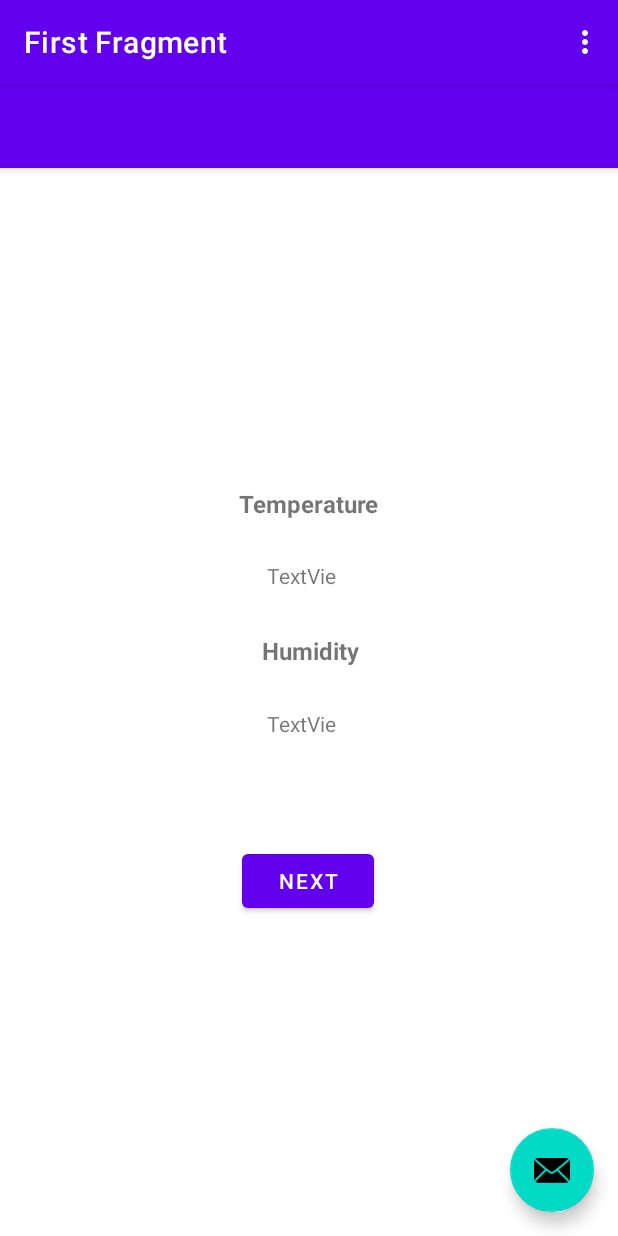
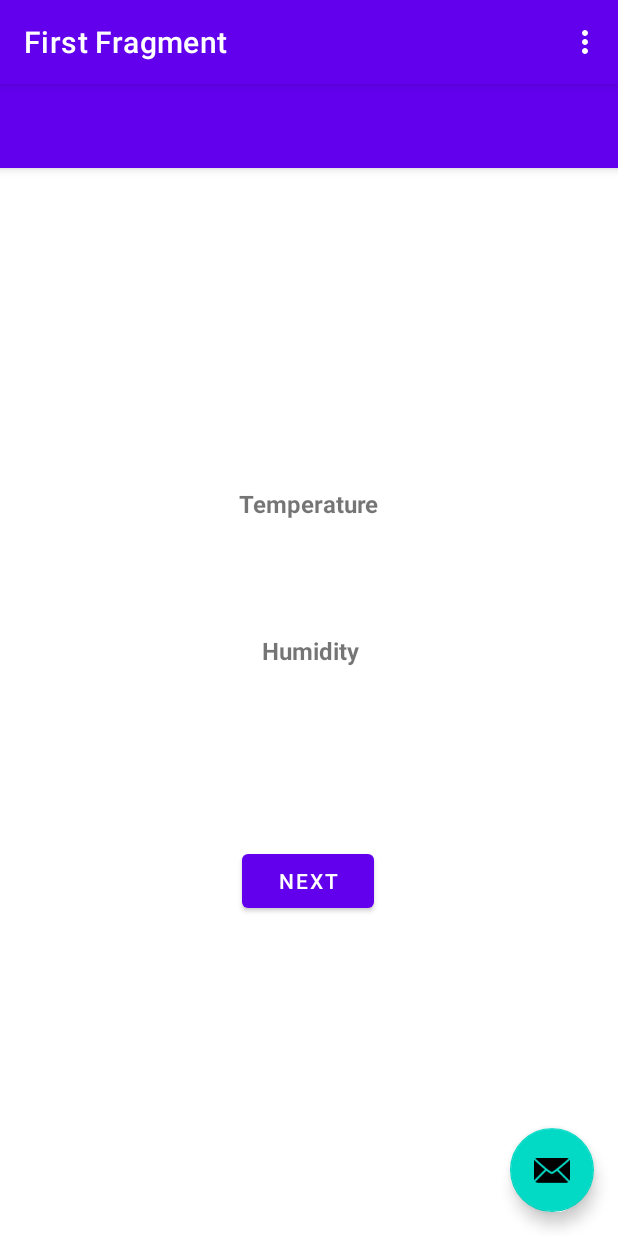
Before and after one commit to aintic/HomeGuard, an Android app: the FirstFragment screen opened directly, with no data from a screen before it, on a phone screen of 412 x 824 dp. Run offline under Robolectric (Android 15) with nearby library versions, the phone set to English and light mode, and no system bars; our stand-ins replace Firebase (no records; nobody signed in at launch, a user with empty details on screens opened directly), navigation-ui; 1 statement that could not run was skipped.

Commit message:
set initial temp and humidity to blank

```diff
--- a/android/app/src/main/res/layout/fragment_first.xml
+++ b/android/app/src/main/res/layout/fragment_first.xml
@@ -49,7 +49,6 @@
         android:layout_height="17dp"
         android:layout_marginTop="27dp"
         android:layout_marginBottom="31dp"
-        android:text="TextView"
         app:layout_constraintBottom_toTopOf="@+id/humidity_label"
         app:layout_constraintEnd_toEndOf="parent"
         app:layout_constraintStart_toStartOf="parent"
@@ -59,7 +58,6 @@
         android:id="@+id/humidity_data"
         android:layout_width="56dp"
         android:layout_height="17dp"
-        android:text="TextView"
         app:layout_constraintBottom_toTopOf="@+id/button_first"
         app:layout_constraintEnd_toEndOf="parent"
         app:layout_constraintStart_toStartOf="parent"
--- a/android/app/src/main/res/layout/fragment_second.xml
+++ b/android/app/src/main/res/layout/fragment_second.xml
@@ -10,7 +10,6 @@
         android:id="@+id/status_data"
         android:layout_width="56dp"
         android:layout_height="17dp"
-        android:text="TextView"
         app:layout_constraintBottom_toTopOf="@+id/button_second"
         app:layout_constraintEnd_toEndOf="parent"
         app:layout_constraintStart_toStartOf="parent"
```
